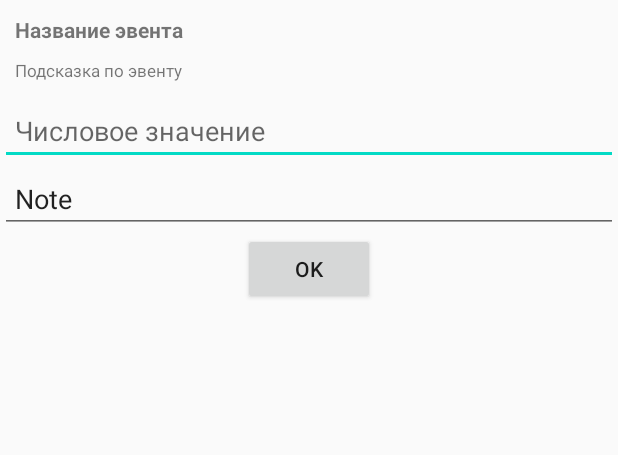
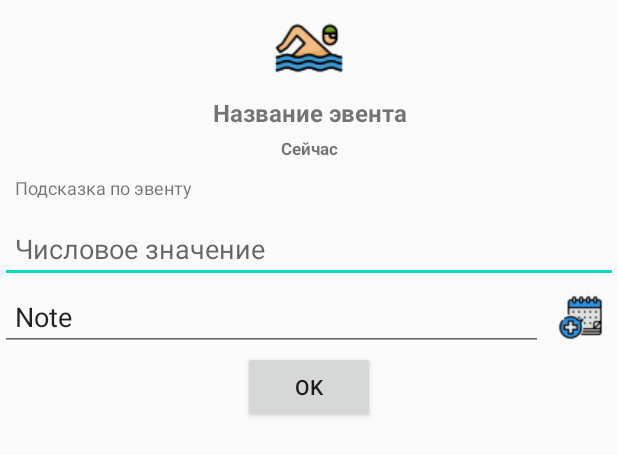
Before and after one commit to StudenetskiyA/QuantOfLife, an Android app: the layout create_event_dialog.xml on its own in the app's theme, with its tools: preview values and no code run, on a phone screen of 412 x 824 dp. Shown: the top 455 px of the screen. Run offline under Robolectric (Android 15) with nearby library versions, the phone set to English and light mode, and no system bars.

Commit message:
Выбод даты эвента задним числом

```diff
--- a/app/src/main/java/com/skyfolk/quantoflife/db/EventsStorageInteractor.kt
+++ b/app/src/main/java/com/skyfolk/quantoflife/db/EventsStorageInteractor.kt
@@ -40,7 +40,7 @@ class EventsStorageInteractor(private val dbInteractor: DBInteractor) {
 
     fun getAllEvents(): ArrayList<EventBase> {
         val result = ArrayList<EventBase>()
-        for (r in dbInteractor.getDB().where(EventDbEntity::class.java).findAll()) {
+        for (r in dbInteractor.getDB().where(EventDbEntity::class.java).findAll().sortedBy { it.date }) {
             when {
                 (r.bonusDbEntities.isNotEmpty() && r.rate != null) -> {
                     val bonuses = ArrayList<EventBonusBase>()
--- a/app/src/main/res/layout/create_event_dialog.xml
+++ b/app/src/main/res/layout/create_event_dialog.xml
@@ -8,15 +8,39 @@
     android:layout_height="wrap_content"
     android:id="@+id/dialog_event_layout">
 
+    <ImageView
+        android:id="@+id/quant_image"
+        android:layout_width="wrap_content"
+        android:layout_height="wrap_content"
+        tools:src="@drawable/quant_swim"
+        app:layout_constraintTop_toTopOf="parent"
+        app:layout_constraintLeft_toLeftOf="parent"
+        app:layout_constraintRight_toRightOf="parent" />
     <TextView
         android:layout_width="match_parent"
         android:layout_height="wrap_content"
         android:id="@+id/event_name"
-        app:layout_constraintTop_toTopOf="parent"
+        app:layout_constraintTop_toBottomOf="@id/quant_image"
         app:layout_constraintLeft_toLeftOf="parent"
         app:layout_constraintRight_toRightOf="parent"
         tools:text="Название эвента"
-        android:padding="10dp"
+        android:textAlignment="center"
+        android:paddingBottom="5dp"
+        android:textSize="16sp"
+        android:textStyle="bold"
+        />
+
+    <TextView
+        android:layout_width="match_parent"
+        android:layout_height="wrap_content"
+        android:id="@+id/event_date"
+        app:layout_constraintTop_toBottomOf="@id/event_name"
+        app:layout_constraintLeft_toLeftOf="parent"
+        app:layout_constraintRight_toRightOf="parent"
+        android:text="Сейчас"
+        android:textAlignment="center"
+        android:paddingBottom="10dp"
+        android:textSize="11sp"
         android:textStyle="bold"
         />
 
@@ -24,16 +48,15 @@
         android:layout_width="match_parent"
         android:layout_height="wrap_content"
         android:id="@+id/event_description"
-        app:layout_constraintTop_toBottomOf="@+id/event_name"
+        app:layout_constraintTop_toBottomOf="@+id/event_date"
         app:layout_constraintLeft_toLeftOf="parent"
         app:layout_constraintRight_toRightOf="parent"
         tools:text="Подсказка по эвенту"
         android:paddingStart="10dp"
         android:paddingEnd="10dp"
         android:paddingBottom="10dp"
-        android:textSize="11sp"
+        android:textSize="12sp"
         />
-
 
     <RatingBar
         style="?android:attr/ratingBarStyle"
@@ -47,7 +70,6 @@
         android:numStars="5"
         android:rating="3"
         android:stepSize="1"
-
         tools:visibility="gone"
         />
     <EditText
@@ -64,19 +86,29 @@
         android:paddingEnd="10dp"
         />
 
-
     <EditText
         android:id="@+id/event_note"
-        android:layout_width="match_parent"
+        android:layout_width="0dp"
         android:layout_height="wrap_content"
         android:hint="Примечание"
         tools:text="Note"
         android:inputType="textCapSentences"
         app:layout_constraintTop_toBottomOf="@+id/event_rating"
         app:layout_constraintLeft_toLeftOf="parent"
-        app:layout_constraintRight_toRightOf="parent"
+        app:layout_constraintRight_toLeftOf="@id/event_date_choice_button"
         android:paddingStart="10dp"
         android:paddingEnd="10dp"/>
+    <ImageButton
+        android:id="@+id/event_date_choice_button"
+        android:layout_width="50dp"
+        android:layout_height="50dp"
+        android:src="@drawable/quant_date"
+        android:background="@android:color/transparent"
+        android:scaleType="fitCenter"
+        app:layout_constraintTop_toBottomOf="@+id/event_rating"
+        app:layout_constraintBottom_toBottomOf="@id/event_note"
+        app:layout_constraintRight_toRightOf="parent"
+        />
 
     <Button
         android:id="@+id/button_ok"
```
Also changed, not shown: app/src/main/java/com/skyfolk/quantoflife/entity/Quant.kt (+4 -4 lines), app/src/main/java/com/skyfolk/quantoflife/ui/now/CreateEventDialogFragment.kt (+34 -1 lines).
